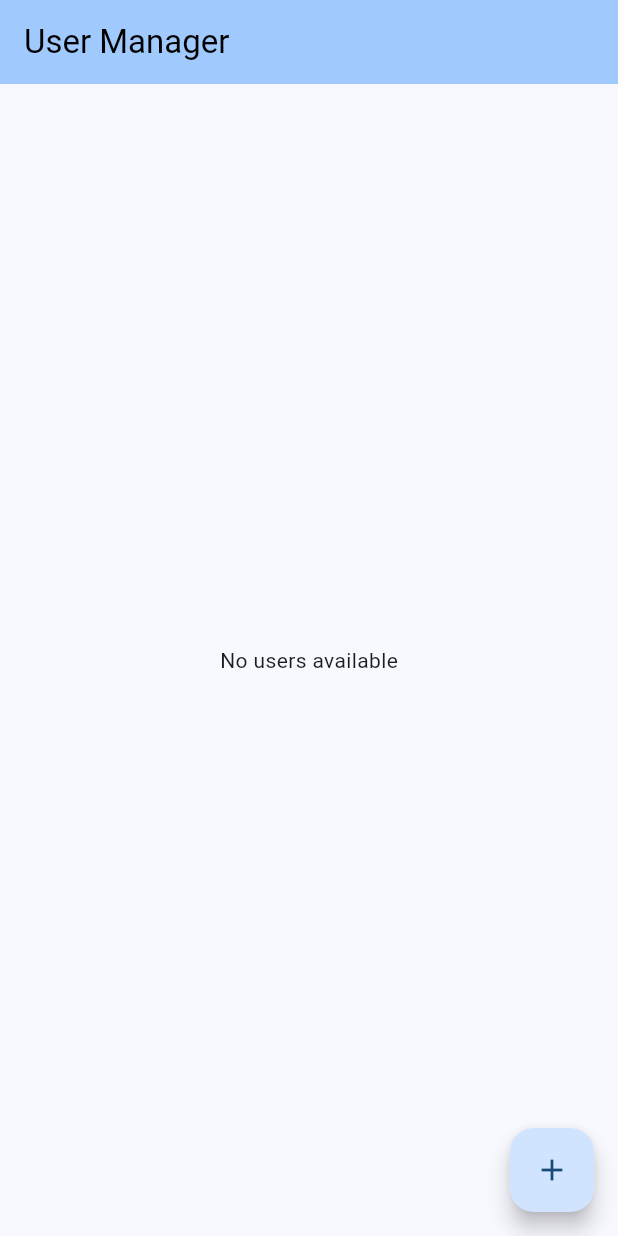
After one commit to yash-k9/user_management, a Flutter app: the screen it shows after launch, after a tap on the "add" icon, on a phone screen of 412 x 824 dp. The commit adds this screen. Run offline on Flutter 3.47's test engine with Material 3 defaults, Android fonts, the light colour scheme and no system bars; generated files the repository leaves out were written again.

Commit message:
feature: implement home screen for user listing

```diff
--- /dev/null
+++ b/lib/home/data/IUserRepository.dart
@@ -0,0 +1,9 @@
+import 'dart:async';
+import '../model/User.dart';
+
+abstract class IUserRepository {
+  Stream<List<User>> getUserStream();
+  Future<List<User>> fetchUsers();
+  Future<void> addUser();
+  Future<void> deleteUser(User user);
+}
--- /dev/null
+++ b/lib/home/data/UserRepositoryImpl.dart
@@ -0,0 +1,48 @@
+import 'dart:async';
+import 'package:flutter/services.dart';
+import '../model/User.dart';
+import 'IUserRepository.dart';
+
+class UserRepositoryImpl implements IUserRepository {
+  final MethodChannel _platformMethodChannel;
+  final EventChannel _userEventChannel;
+
+  UserRepositoryImpl({
+    required MethodChannel platformMethodChannel,
+    required EventChannel userEventChannel,
+  }) : _platformMethodChannel = platformMethodChannel,
+       _userEventChannel = userEventChannel;
+
+  @override
+  Stream<List<User>> getUserStream() {
+    return _userEventChannel.receiveBroadcastStream().map((data) {
+      if (data is List) {
+        return data
+            .map((e) => User.fromMap(Map<String, dynamic>.from(e)))
+            .toList();
+      }
+      return <User>[];
+    });
+  }
+
+  @override
+  Future<List<User>> fetchUsers() async {
+    final data = await _platformMethodChannel.invokeMethod('get_users');
+    if (data is List) {
+      return data
+          .map((e) => User.fromMap(Map<String, dynamic>.from(e)))
+          .toList();
+    }
+    return <User>[];
+  }
+
+  @override
+  Future<void> addUser() async {
+    await _platformMethodChannel.invokeMethod('add_user');
+  }
+
+  @override
+  Future<void> deleteUser(User user) async {
+    await _platformMethodChannel.invokeMethod('delete_user', user.toMap());
+  }
+}
--- /dev/null
+++ b/lib/home/model/User.dart
@@ -0,0 +1,35 @@
+class User {
+  final int id;
+  final String name;
+  final String phoneNumber;
+  final String? profileImagePath;
+  final String? signatureBase64;
+
+  User({
+    required this.id,
+    required this.name,
+    required this.phoneNumber,
+    this.profileImagePath,
+    this.signatureBase64,
+  });
+
+  factory User.fromMap(Map<String, dynamic> map) {
+    return User(
+      id: map['id'] as int,
+      name: map['name'] as String,
+      phoneNumber: map['phoneNumber'] as String,
+      profileImagePath: map['profileImagePath'] as String?,
+      signatureBase64: map['signatureBase64'] as String?,
+    );
+  }
+
+  Map<String, dynamic> toMap() {
+    return {
+      'id': id,
+      'name': name,
+      'phoneNumber': phoneNumber,
+      'profileImagePath': profileImagePath,
+      'signatureBase64': signatureBase64,
+    };
+  }
+}
--- /dev/null
+++ b/lib/home/ui/HomeScreen.dart
@@ -0,0 +1,48 @@
+import 'package:flutter/material.dart';
+import 'package:provider/provider.dart';
+
+import '../../l10n/app_localizations.dart';
+import '../viewmodel/HomeViewModel.dart';
+import 'UserListTile.dart';
+
+
+class HomeScreen extends StatelessWidget {
+  const HomeScreen({super.key});
+
+  @override
+  Widget build(BuildContext context) {
+    final userViewModel = Provider.of<HomeViewModel>(context);
+    final users = userViewModel.users;
+    final isLoading = userViewModel.isLoading;
+
+    return Scaffold(
+      appBar: AppBar(
+        backgroundColor: Theme.of(context).colorScheme.inversePrimary,
+        title: Text(
+          AppLocalizations.of(context)!.appTitle,
+          style: const TextStyle(fontWeight: FontWeight.w400),
+        ),
+      ),
+
+      body: isLoading
+          ? const Center(child: CircularProgressIndicator())
+          : users.isEmpty
+          ? Center(child: Text(AppLocalizations.of(context)!.noUsers))
+          : ListView.builder(
+              itemCount: users.length,
+              itemBuilder: (context, index) {
+                final user = users[index];
+                return UserListTile(user: user);
+              },
+            ),
+
+      floatingActionButton: FloatingActionButton(
+        onPressed: () {
+          Provider.of<HomeViewModel>(context, listen: false).addUser();
+        },
+        tooltip: 'Add User',
+        child: const Icon(Icons.add),
+      ),
+    );
+  }
+}
--- /dev/null
+++ b/lib/home/viewmodel/HomeViewModel.dart
@@ -0,0 +1,57 @@
+import 'dart:async';
+import 'package:flutter/material.dart';
+import 'package:user_management/home/data/IUserRepository.dart';
+import '../model/User.dart';
+
+class HomeViewModel extends ChangeNotifier {
+  final IUserRepository _userRepository;
+  List<User> _users = [];
+  List<User> get users => _users;
+  StreamSubscription? _userStreamSubscription;
+
+  bool _isLoading = false;
+  bool get isLoading => _isLoading;
+
+  HomeViewModel(this._userRepository) {
+    _userStreamSubscription = _userRepository.getUserStream().listen((users) {
+      _users = users;
+      _isLoading = false;
+      notifyListeners();
+    });
+  }
+
+  Future<void> fetchUsers() async {
+    _isLoading = true;
+    notifyListeners();
+    try {
+      _users = await _userRepository.fetchUsers();
+    } catch (e) {
+      //TODO: Handle error
+    } finally {
+      _isLoading = false;
+      notifyListeners();
+    }
+  }
+
+  Future<void> deleteUser(User user) async {
+    try {
+      await _userRepository.deleteUser(user);
+    } catch (e) {
+      //TODO: Handle error
+    }
+  }
+
+  Future<void> addUser() async {
+    try {
+      await _userRepository.addUser();
+    } catch (e) {
+      //TODO: Handle error
+    }
+  }
+
+  @override
+  void dispose() {
+    _userStreamSubscription?.cancel();
+    super.dispose();
+  }
+}
--- a/lib/l10n/app_en.arb
+++ b/lib/l10n/app_en.arb
@@ -1,3 +1,5 @@
 {
-  "appTitle": "User Management"
+  "appTitle": "User Manager",
+  "noUsers": "No users available",
+  "deletePopupTitle": "Delete User"
 }
--- a/lib/main.dart
+++ b/lib/main.dart
@@ -1,10 +1,32 @@
 import 'package:flutter/material.dart';
+import 'package:provider/provider.dart';
 import 'package:user_management/l10n/app_localizations.dart';
 import 'package:user_management/l10n/l10n.dart';
 import 'package:user_management/utils/AppTheme.dart';
+import 'package:flutter/services.dart';
+
+import 'home/data/IUserRepository.dart';
+import 'home/ui/HomeScreen.dart';
+import 'home/viewmodel/HomeViewModel.dart';
+import 'home/data/UserRepositoryImpl.dart';
 
 void main() {
-  runApp(const App());
+  runApp(
+    MultiProvider(
+      providers: [
+        Provider<IUserRepository>(
+          create: (_) => UserRepositoryImpl(
+            platformMethodChannel: const MethodChannel("nativeChannel"),
+            userEventChannel: const EventChannel('userStreamChannel'),
+          ),
+        ),
+        ChangeNotifierProvider<HomeViewModel>(
+          create: (context) => HomeViewModel(Provider.of<IUserRepository>(context, listen: false)),
+        ),
+      ],
+      child: const App(),
+    ),
+  );
 }
 
 class App extends StatelessWidget {
@@ -20,27 +42,7 @@ class App extends StatelessWidget {
       themeMode: ThemeMode.system,
       theme: AppTheme.lightTheme,
       darkTheme: AppTheme.darkTheme,
-      home: const MyHomePage(),
+      home: const HomeScreen(),
     );
   }
 }
-
-class MyHomePage extends StatefulWidget {
-  const MyHomePage({super.key});
-  @override
-  State<MyHomePage> createState() => _MyHomePageState();
-}
-
-class _MyHomePageState extends State<MyHomePage> {
-  @override
-  Widget build(BuildContext context) {
-    return Scaffold(
-      appBar: AppBar(
-        backgroundColor: Theme.of(context).colorScheme.inversePrimary,
-        title: Text(AppLocalizations.of(context)!.appTitle),
-      ),
-      body: Center(
-      ),
-    );
-  }
-}
--- a/pubspec.yaml
+++ b/pubspec.yaml
@@ -9,6 +9,7 @@ environment:
 dependencies:
   flutter:
     sdk: flutter
+  provider: ^6.0.0
 
   flutter_localizations:
     sdk: flutter
@@ -19,9 +20,7 @@ dependencies:
 dev_dependencies:
   flutter_test:
     sdk: flutter
-
   flutter_lints: ^5.0.0
-
 
 flutter:
   uses-material-design: true
```
Also changed, not shown: lib/home/ui/UserListTile.dart (added, +105 -0 lines), pubspec.lock.
